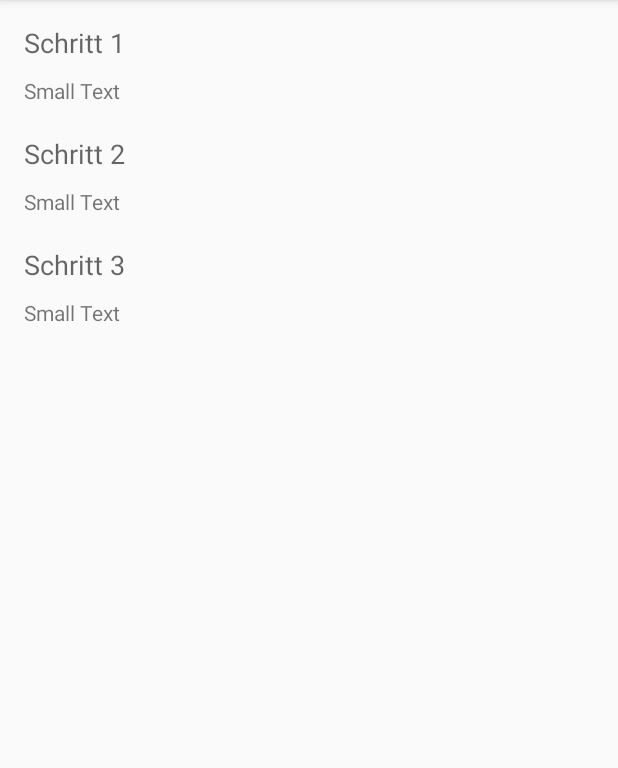
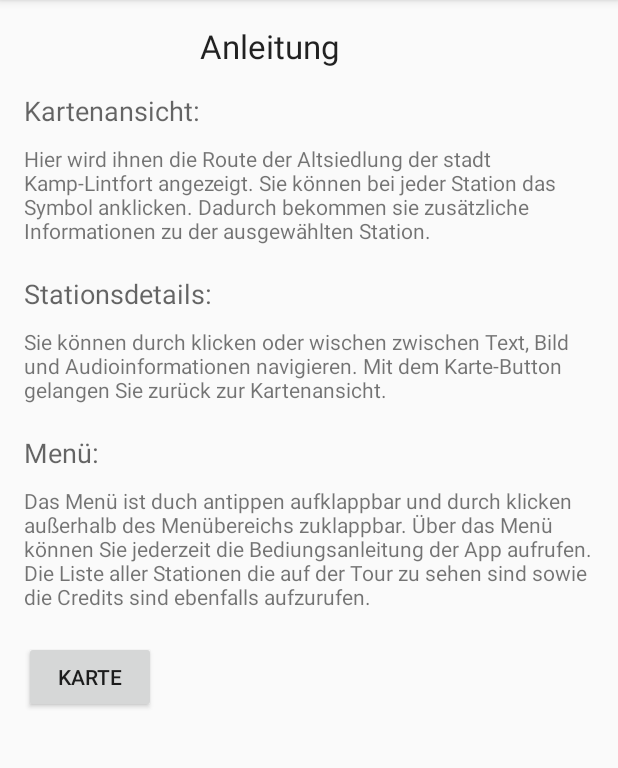
Before and after one commit to Volker89/KaLiTour, an Android app: the InstructActivity screen opened directly, with no data from a screen before it, on a phone screen of 412 x 824 dp, the part 84-852 px from its top. Run offline under Robolectric (Android 15) with nearby library versions, the phone set to English and light mode, and no system bars.

Commit message:
Anleitung finalisiert

```diff
--- a/app/src/main/java/kaliapps/kalitour/InstructActivity.java
+++ b/app/src/main/java/kaliapps/kalitour/InstructActivity.java
@@ -1,7 +1,10 @@
 package kaliapps.kalitour;
 
+import android.content.Intent;
 import android.support.v7.app.AppCompatActivity;
 import android.os.Bundle;
+import android.view.View;
+import android.widget.Button;
 
 public class InstructActivity extends AppCompatActivity {
 
@@ -9,5 +12,13 @@ public class InstructActivity extends AppCompatActivity {
     protected void onCreate(Bundle savedInstanceState) {
         super.onCreate(savedInstanceState);
         setContentView(R.layout.activity_instruct);
+
+        ((Button)findViewById(R.id.button2)).setOnClickListener(new View.OnClickListener() {
+            @Override
+            public void onClick(View v) {
+                Intent i = new Intent(InstructActivity.this, MapActivity.class);
+                startActivity(i);
+            }
+        });
     }
 }
--- a/app/src/main/res/layout/activity_instruct.xml
+++ b/app/src/main/res/layout/activity_instruct.xml
@@ -12,9 +12,21 @@
     <TextView
         android:layout_width="wrap_content"
         android:layout_height="wrap_content"
+        android:textAppearance="?android:attr/textAppearanceLarge"
+        android:text="Anleitung"
+        android:id="@+id/textView8"
+        android:layout_alignParentTop="true"
+        android:layout_toRightOf="@+id/textView"
+        android:layout_toEndOf="@+id/textView" />
+
+    <TextView
+        android:layout_width="wrap_content"
+        android:layout_height="wrap_content"
         android:textAppearance="?android:attr/textAppearanceMedium"
-        android:text="Schritt 1"
+        android:text="Kartenansicht:"
         android:id="@+id/textView"
+        android:layout_marginTop="45dp"
+        android:layout_below="@+id/textView8"
         android:layout_alignParentTop="true"
         android:layout_alignParentLeft="true"
         android:layout_alignParentStart="true" />
@@ -23,7 +35,8 @@
         android:layout_width="wrap_content"
         android:layout_height="wrap_content"
         android:textAppearance="?android:attr/textAppearanceSmall"
-        android:text="Small Text"
+        android:text="Hier wird ihnen die Route der Altsiedlung der stadt Kamp-Lintfort angezeigt.
+Sie können bei jeder Station das Symbol anklicken. Dadurch bekommen sie zusätzliche Informationen zu der ausgewählten Station."
         android:id="@+id/textView2"
         android:layout_marginTop="10dp"
         android:layout_below="@+id/textView"
@@ -34,7 +47,7 @@
         android:layout_width="wrap_content"
         android:layout_height="wrap_content"
         android:textAppearance="?android:attr/textAppearanceMedium"
-        android:text="Schritt 2"
+        android:text="Stationsdetails:"
         android:id="@+id/textView3"
         android:layout_below="@+id/textView2"
         android:layout_alignParentLeft="true"
@@ -45,7 +58,7 @@
         android:layout_width="wrap_content"
         android:layout_height="wrap_content"
         android:textAppearance="?android:attr/textAppearanceSmall"
-        android:text="Small Text"
+        android:text="Sie können durch klicken oder wischen zwischen Text, Bild und Audioinformationen navigieren. Mit dem Karte-Button gelangen Sie zurück zur Kartenansicht."
         android:id="@+id/textView4"
         android:layout_marginTop="10dp"
         android:layout_below="@+id/textView3"
@@ -56,7 +69,7 @@
         android:layout_width="wrap_content"
         android:layout_height="wrap_content"
         android:textAppearance="?android:attr/textAppearanceMedium"
-        android:text="Schritt 3"
+        android:text="Menü:"
         android:id="@+id/textView5"
         android:layout_below="@+id/textView4"
         android:layout_alignParentLeft="true"
@@ -67,10 +80,22 @@
         android:layout_width="wrap_content"
         android:layout_height="wrap_content"
         android:textAppearance="?android:attr/textAppearanceSmall"
-        android:text="Small Text"
+        android:text="Das Menü ist duch antippen aufklappbar und durch klicken außerhalb des Menübereichs zuklappbar.
+Über das Menü können Sie jederzeit die Bediungsanleitung der App aufrufen.
+Die Liste aller Stationen die auf der Tour zu sehen sind sowie die Credits sind ebenfalls aufzurufen."
         android:id="@+id/textView6"
         android:layout_marginTop="10dp"
         android:layout_below="@+id/textView5"
         android:layout_alignParentLeft="true"
         android:layout_alignParentStart="true" />
+
+    <Button
+        android:layout_width="wrap_content"
+        android:layout_height="wrap_content"
+        android:text="Karte"
+        android:id="@+id/button2"
+        android:layout_marginTop="20dp"
+        android:layout_below="@+id/textView6"
+        android:layout_alignParentLeft="true"
+        android:layout_alignParentStart="true" />
 </RelativeLayout>
```
